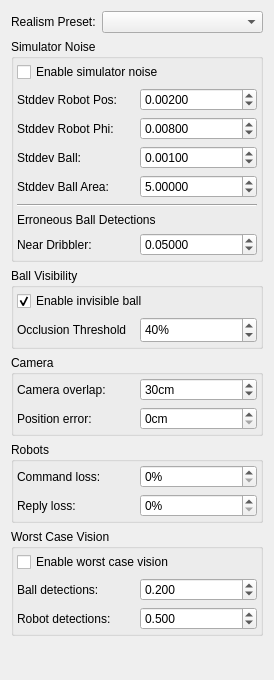
Before: the Qt Designer form src/ra/simulatorconfigwidget.ui in robotics-erlangen/framework, drawn with Qt 5.
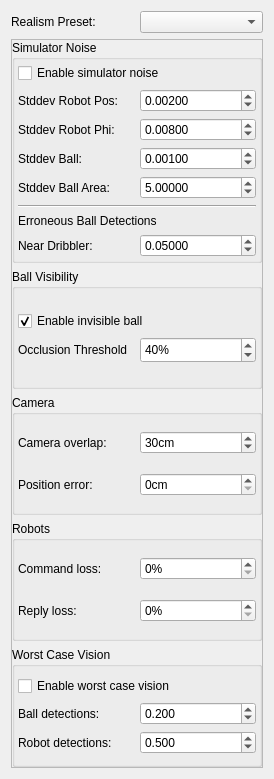
After: the same form once the commit is applied.

Commit message:
ra: wrap simulator realism configuration in scroll area
It just became to big to fit on the screen

Patch:
```diff
--- a/src/ra/simulatorconfigwidget.ui
+++ b/src/ra/simulatorconfigwidget.ui
@@ -7,27 +7,54 @@
     <x>0</x>
     <y>0</y>
     <width>274</width>
-    <height>680</height>
+    <height>779</height>
    </rect>
   </property>
   <property name="windowTitle">
    <string>Form</string>
   </property>
-  <layout class="QFormLayout" name="formLayout">
-   <property name="fieldGrowthPolicy">
-    <enum>QFormLayout::AllNonFixedFieldsGrow</enum>
-   </property>
-   <item row="1" column="0">
+  <layout class="QGridLayout" name="gridLayout_6">
+   <item row="0" column="0">
     <widget class="QLabel" name="label">
      <property name="text">
       <string>Realism Preset:</string>
      </property>
     </widget>
    </item>
-   <item row="1" column="1">
+   <item row="0" column="1">
     <widget class="QComboBox" name="realismPreset"/>
    </item>
-   <item row="2" column="0" colspan="2">
+   <item row="1" column="0" colspan="2">
+    <widget class="QScrollArea" name="scrollArea">
+     <property name="frameShadow">
+      <enum>QFrame::Plain</enum>
+     </property>
+     <property name="widgetResizable">
+      <bool>true</bool>
+     </property>
+     <widget class="QWidget" name="scrollAreaWidgetContents">
+      <property name="geometry">
+       <rect>
+        <x>0</x>
+        <y>0</y>
+        <width>254</width>
+        <height>727</height>
+       </rect>
+      </property>
+      <layout class="QGridLayout" name="gridLayout_5">
+       <property name="leftMargin">
+        <number>0</number>
+       </property>
+       <property name="topMargin">
+        <number>0</number>
+       </property>
+       <property name="rightMargin">
+        <number>0</number>
+       </property>
+       <property name="bottomMargin">
+        <number>0</number>
+       </property>
+       <item row="0" column="0">
     <widget class="QGroupBox" name="groupBox_2">
      <property name="title">
       <string>Simulator Noise</string>
@@ -211,7 +238,7 @@
      </layout>
     </widget>
    </item>
-   <item row="7" column="0" colspan="2">
+       <item row="1" column="0">
     <widget class="QGroupBox" name="groupBox">
      <property name="title">
       <string>Ball Visibility</string>
@@ -285,7 +312,7 @@
      </layout>
     </widget>
    </item>
-   <item row="8" column="0" colspan="2">
+       <item row="2" column="0">
     <widget class="QGroupBox" name="groupBox_4">
      <property name="title">
       <string>Camera</string>
@@ -346,7 +373,62 @@
      </layout>
     </widget>
    </item>
-   <item row="10" column="0" colspan="2">
+       <item row="3" column="0">
+        <widget class="QGroupBox" name="groupBox_5">
+         <property name="title">
+          <string>Robots</string>
+         </property>
+         <layout class="QGridLayout" name="gridLayout_4">
+          <property name="leftMargin">
+           <number>3</number>
+          </property>
+          <property name="topMargin">
+           <number>3</number>
+          </property>
+          <property name="rightMargin">
+           <number>3</number>
+          </property>
+          <property name="bottomMargin">
+           <number>3</number>
+          </property>
+          <item row="0" column="1">
+           <widget class="QSpinBox" name="spinPacketLoss">
+            <property name="toolTip">
+             <string>The percentage of command packets sent by the strategy that disappear in the ether</string>
+            </property>
+            <property name="suffix">
+             <string>%</string>
+            </property>
+           </widget>
+          </item>
+          <item row="0" column="0">
+           <widget class="QLabel" name="label_11">
+            <property name="text">
+             <string>Command loss:</string>
+            </property>
+           </widget>
+          </item>
+          <item row="1" column="0">
+           <widget class="QLabel" name="label_12">
+            <property name="text">
+             <string>Reply loss:</string>
+            </property>
+           </widget>
+          </item>
+          <item row="1" column="1">
+           <widget class="QSpinBox" name="spinReplyLoss">
+            <property name="toolTip">
+             <string>The percentage of radio reply packets sent by the robots that get lost on the way to the computer</string>
+            </property>
+            <property name="suffix">
+             <string>%</string>
+            </property>
+           </widget>
+          </item>
+         </layout>
+        </widget>
+       </item>
+       <item row="4" column="0">
     <widget class="QGroupBox" name="groupBox_3">
      <property name="title">
       <string>Worst Case Vision</string>
@@ -444,59 +526,8 @@
      </layout>
     </widget>
    </item>
-   <item row="9" column="0" colspan="2">
-    <widget class="QGroupBox" name="groupBox_5">
-     <property name="title">
-      <string>Robots</string>
-     </property>
-     <layout class="QGridLayout" name="gridLayout_4">
-      <property name="leftMargin">
-       <number>3</number>
-      </property>
-      <property name="topMargin">
-       <number>3</number>
-      </property>
-      <property name="rightMargin">
-       <number>3</number>
-      </property>
-      <property name="bottomMargin">
-       <number>3</number>
-      </property>
-      <item row="0" column="1">
-       <widget class="QSpinBox" name="spinPacketLoss">
-        <property name="toolTip">
-         <string>The percentage of command packets sent by the strategy that disappear in the ether</string>
-        </property>
-        <property name="suffix">
-         <string>%</string>
-        </property>
-       </widget>
-      </item>
-      <item row="0" column="0">
-       <widget class="QLabel" name="label_11">
-        <property name="text">
-         <string>Command loss:</string>
-        </property>
-       </widget>
-      </item>
-      <item row="1" column="0">
-       <widget class="QLabel" name="label_12">
-        <property name="text">
-         <string>Reply loss:</string>
-        </property>
-       </widget>
-      </item>
-      <item row="1" column="1">
-       <widget class="QSpinBox" name="spinReplyLoss">
-        <property name="toolTip">
-         <string>The percentage of radio reply packets sent by the robots that get lost on the way to the computer</string>
-        </property>
-        <property name="suffix">
-         <string>%</string>
-        </property>
-       </widget>
-      </item>
-     </layout>
+      </layout>
+     </widget>
     </widget>
    </item>
   </layout>
```
Lines whose indentation alone changed are shown as unchanged.
